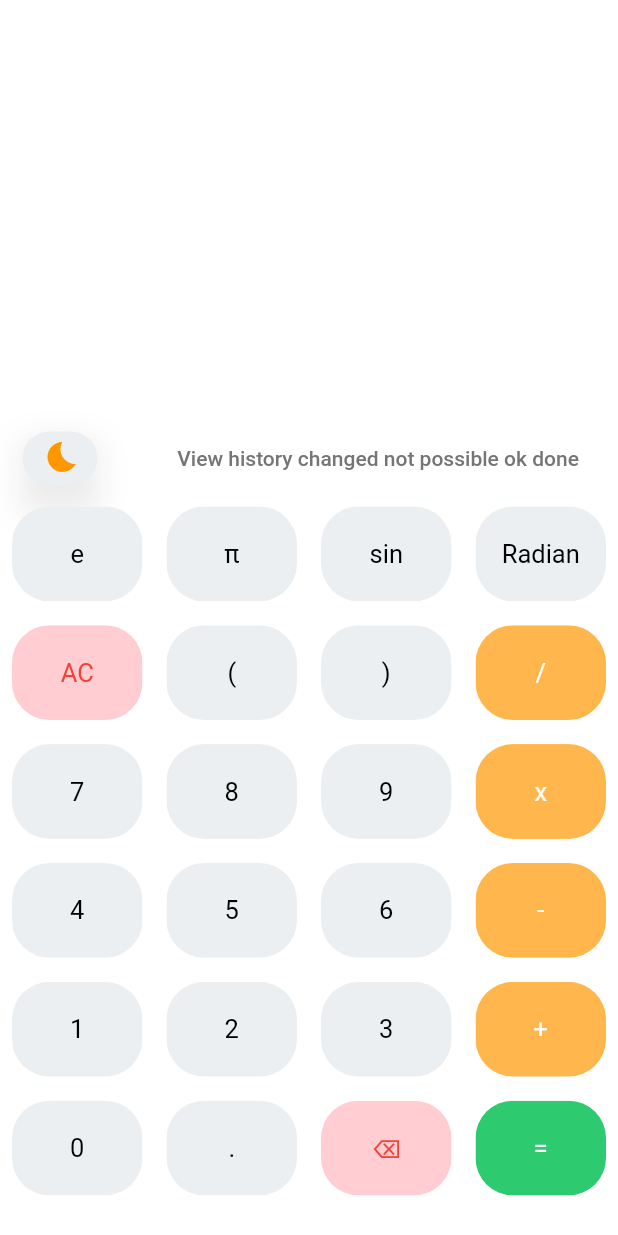
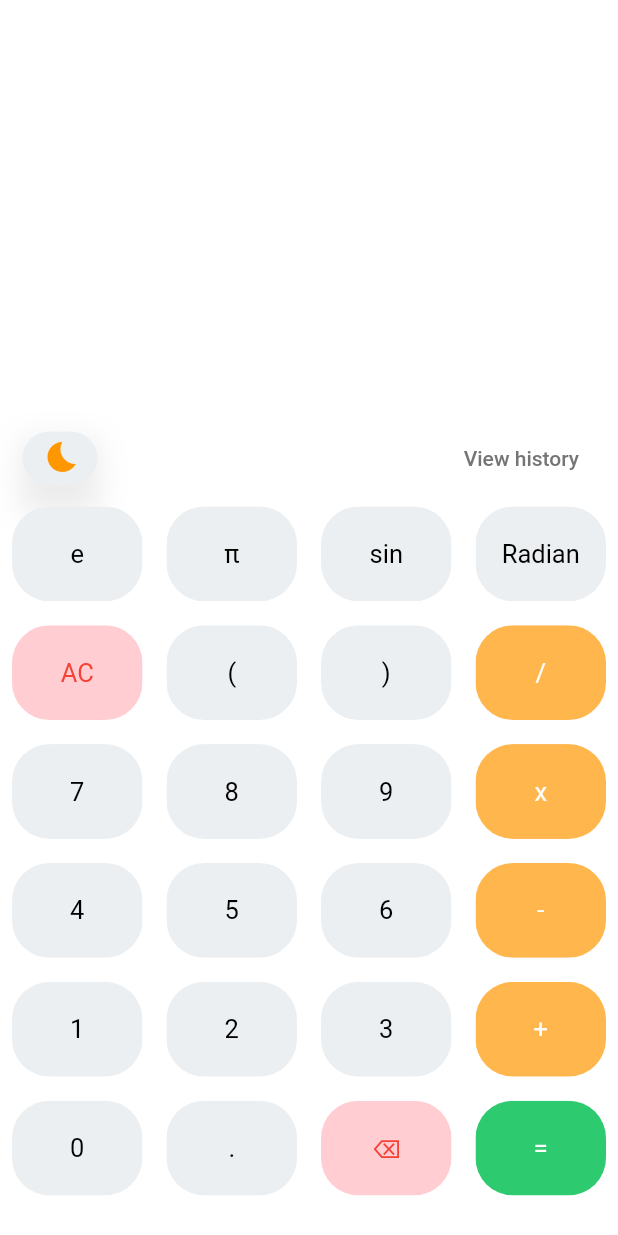
Before and after one commit to bhagirathsinh1/scientific_calsi, a Flutter app: the screen it shows after launch, on a phone screen of 412 x 824 dp. Run offline on Flutter 3.47's test engine with Material 2 defaults, Android fonts, the phone set to English and light mode, and no system bars; our stand-ins replace math_expressions.

Commit message:
Update HomePage.dart

```diff
--- a/lib/HomePage.dart
+++ b/lib/HomePage.dart
@@ -15,7 +15,7 @@ class HomePage extends StatefulWidget {
 class _HomePageState extends State<HomePage> {
   var userQuestion = '';
   var userAnswer = '';
-  var viewHistory = 'View history changed not possible ok done';
+  var viewHistory = 'View history';
   var ob = 0;
   var cb = 0;
   var zero = 0;
```
